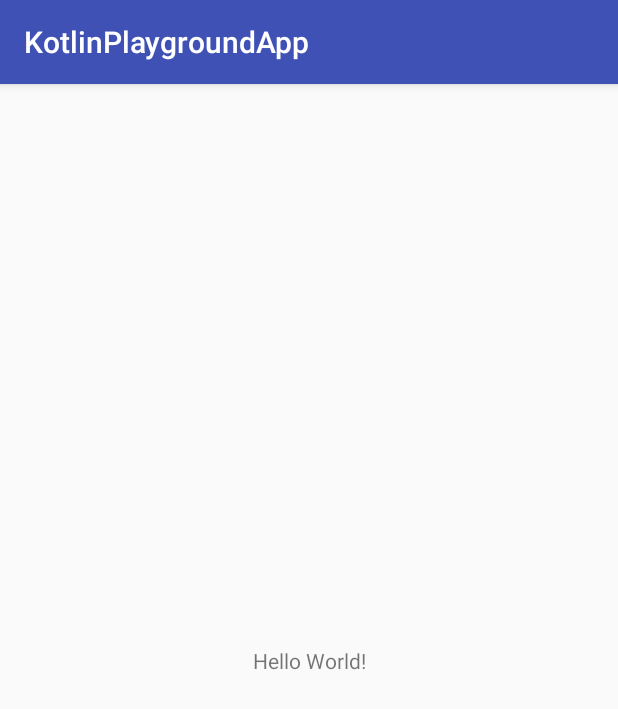
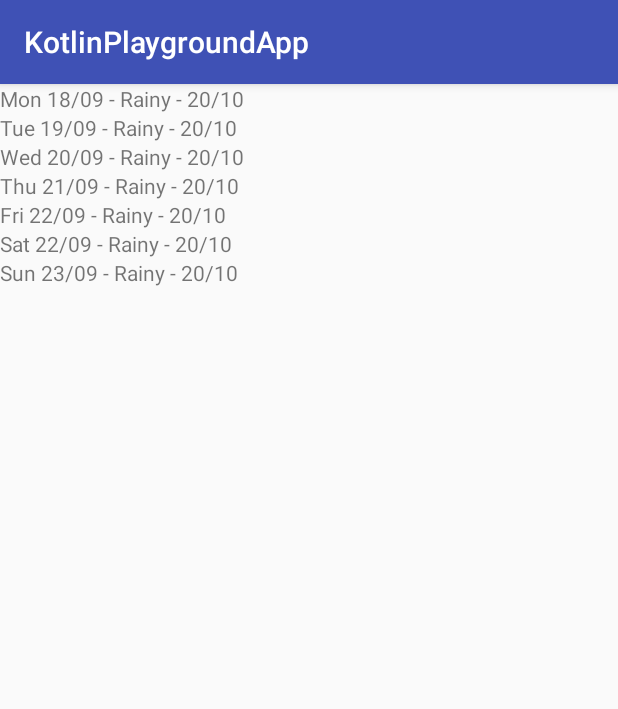
Before and after one commit to Jogosb/kotlin-playground-app, an Android app: the screen it shows after launch (MainActivity), on a phone screen of 412 x 824 dp. Shown: the top 709 px of the screen. Run offline under Robolectric (Android 15) with nearby library versions, the phone set to English and light mode, and no system bars.

Commit message:
Added recycler view dependency. Added forecast adapter and presented some simple data on the list

```diff
--- a/app/build.gradle
+++ b/app/build.gradle
@@ -24,8 +24,11 @@ android {
 }
 
 dependencies {
+    final SUPPORT_LIBRARY_VERSION = '26.0.2'
+
     implementation fileTree(dir: 'libs', include: ['*.jar'])
-    implementation 'com.android.support:appcompat-v7:26.0.2'
+    implementation "com.android.support:appcompat-v7:$SUPPORT_LIBRARY_VERSION"
+    implementation "com.android.support:recyclerview-v7:$SUPPORT_LIBRARY_VERSION"
     implementation 'com.android.support.constraint:constraint-layout:1.0.2'
     testImplementation 'junit:junit:4.12'
     androidTestImplementation('com.android.support.test.espresso:espresso-core:3.0.1', {
--- /dev/null
+++ b/app/src/main/java/com/filipradon/kotlinplaygroundapp/ForecastListAdapter.kt
@@ -0,0 +1,23 @@
+package com.filipradon.kotlinplaygroundapp
+
+import android.support.v7.widget.RecyclerView
+import android.view.ViewGroup
+import android.widget.TextView
+
+/**
+ * Created by filipradon on 16/09/17.
+ */
+class ForecastListAdapter(val items: List<String>): RecyclerView.Adapter<ForecastListAdapter.ViewHolder>() {
+
+    override fun onBindViewHolder(holder: ViewHolder, position: Int) {
+        holder.textView.text = items[position]
+    }
+
+    override fun onCreateViewHolder(parent: ViewGroup, viewType: Int): ViewHolder {
+        return ViewHolder(TextView(parent.context))
+    }
+
+    override fun getItemCount() = items.size
+
+    class ViewHolder(val textView: TextView): RecyclerView.ViewHolder(textView)
+}
--- a/app/src/main/java/com/filipradon/kotlinplaygroundapp/MainActivity.kt
+++ b/app/src/main/java/com/filipradon/kotlinplaygroundapp/MainActivity.kt
@@ -1,12 +1,28 @@
 package com.filipradon.kotlinplaygroundapp
 
+import android.os.Bundle
 import android.support.v7.app.AppCompatActivity
-import android.os.Bundle
+import android.support.v7.widget.LinearLayoutManager
+import android.support.v7.widget.RecyclerView
 
 class MainActivity : AppCompatActivity() {
+
+    private val forecastItems = listOf(
+            "Mon 18/09 - Rainy - 20/10",
+            "Tue 19/09 - Rainy - 20/10",
+            "Wed 20/09 - Rainy - 20/10",
+            "Thu 21/09 - Rainy - 20/10",
+            "Fri 22/09 - Rainy - 20/10",
+            "Sat 22/09 - Rainy - 20/10",
+            "Sun 23/09 - Rainy - 20/10"
+    )
 
     override fun onCreate(savedInstanceState: Bundle?) {
         super.onCreate(savedInstanceState)
         setContentView(R.layout.activity_main)
+
+        val forecastList = findViewById<RecyclerView>(R.id.forecastList)
+        forecastList.layoutManager = LinearLayoutManager(this)
+        forecastList.adapter = ForecastListAdapter(forecastItems)
     }
 }
--- a/app/src/main/res/layout/activity_main.xml
+++ b/app/src/main/res/layout/activity_main.xml
@@ -1,18 +1,15 @@
 <?xml version="1.0" encoding="utf-8"?>
 <android.support.constraint.ConstraintLayout xmlns:android="http://schemas.android.com/apk/res/android"
-    xmlns:app="http://schemas.android.com/apk/res-auto"
     xmlns:tools="http://schemas.android.com/tools"
     android:layout_width="match_parent"
     android:layout_height="match_parent"
     tools:context="com.filipradon.kotlinplaygroundapp.MainActivity">
 
-    <TextView
-        android:layout_width="wrap_content"
-        android:layout_height="wrap_content"
-        android:text="Hello World!"
-        app:layout_constraintBottom_toBottomOf="parent"
-        app:layout_constraintLeft_toLeftOf="parent"
-        app:layout_constraintRight_toRightOf="parent"
-        app:layout_constraintTop_toTopOf="parent" />
+    <android.support.v7.widget.RecyclerView
+        android:id="@+id/forecastList"
+        android:layout_width="match_parent"
+        android:layout_height="match_parent">
+
+    </android.support.v7.widget.RecyclerView>
 
 </android.support.constraint.ConstraintLayout>
```
